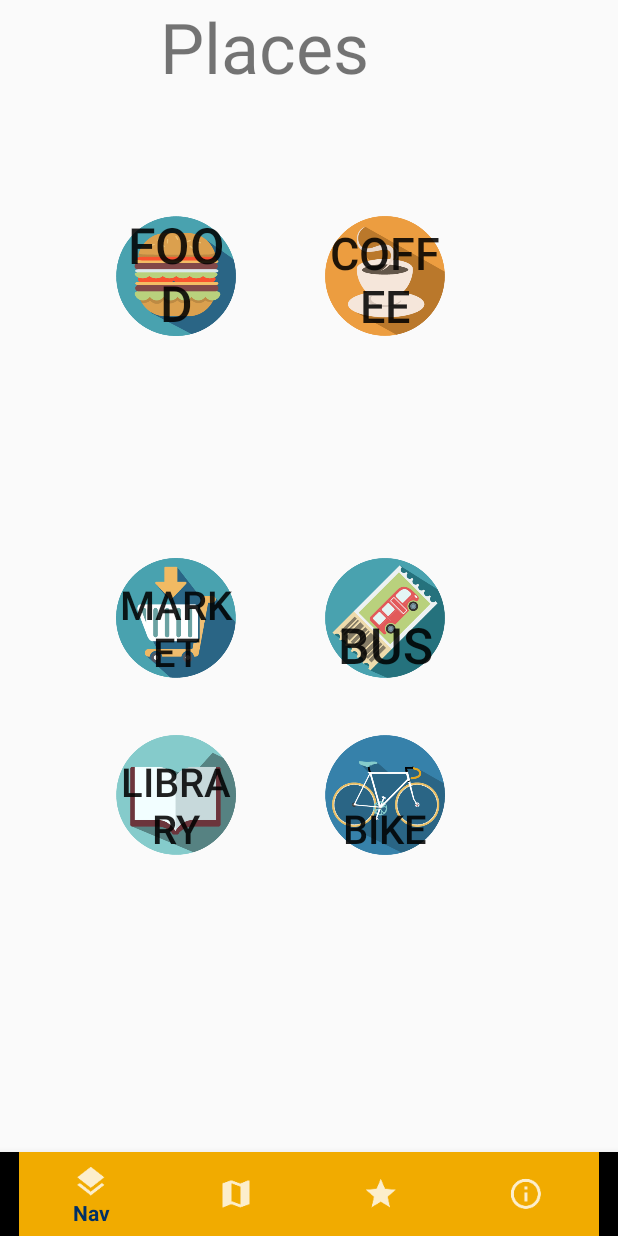
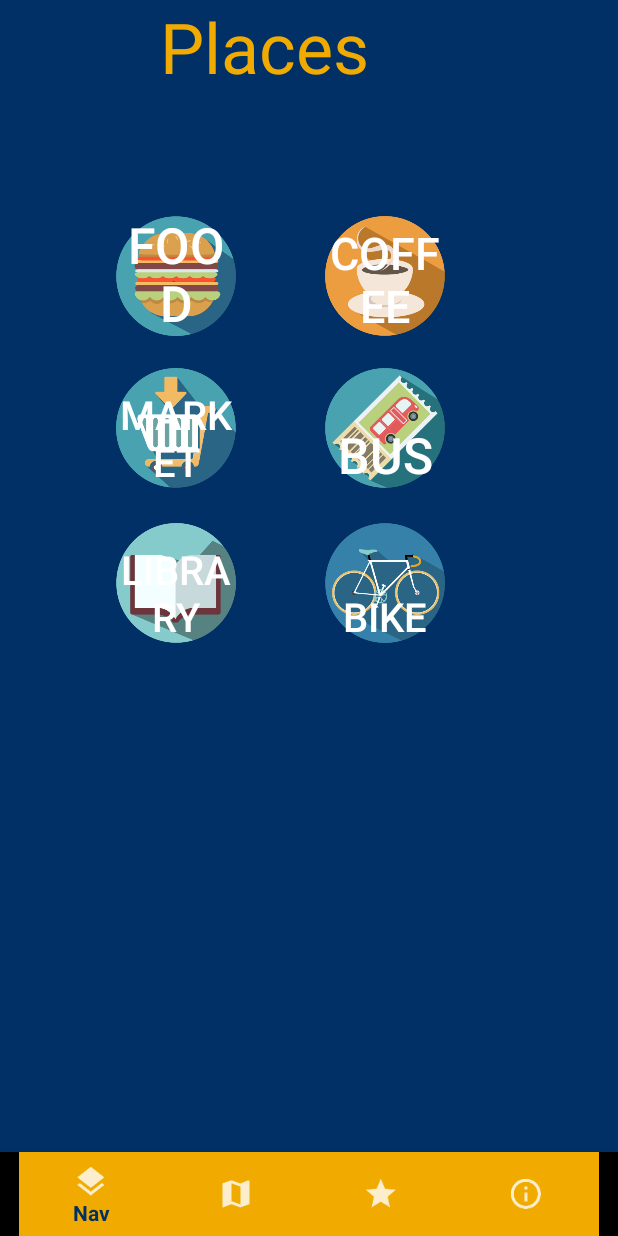
Before and after one commit to rheng001/UCRmap, an Android app: the PlacesActivity screen opened directly, with no data from a screen before it, on a phone screen of 412 x 824 dp. Run offline under Robolectric (Android 15) with nearby library versions, the phone set to English and light mode, and no system bars; 4 statements that could not run were skipped.

Commit message:
added
added

```diff
--- a/app/src/main/res/layout/activity_places.xml
+++ b/app/src/main/res/layout/activity_places.xml
@@ -4,6 +4,7 @@
     xmlns:tools="http://schemas.android.com/tools"
     android:layout_width="match_parent"
     android:layout_height="match_parent"
+    android:background='@color/colorPrimaryDark'
     tools:context="ucr.ucrmap.PlacesActivity">
 
 
@@ -28,6 +29,7 @@
         android:text="Places"
         android:gravity = "center"
         android:textSize="70px"
+        android:textColor="@color/colorPrimary"
         tools:layout_editor_absoluteX="8dp"
         tools:layout_editor_absoluteY="61dp" />
 
@@ -37,6 +39,7 @@
         android:layout_height="80dip"
         android:background="@drawable/food"
         android:text="Food"
+        android:textColor="@color/colorAccent"
         android:textSize="50px"
         android:gravity="bottom"
         android:textAlignment="center"
@@ -58,6 +61,7 @@
         android:textAlignment="center"
         android:layout_marginLeft="59dp"
         android:layout_marginStart="59dp"
+        android:textColor="@color/colorAccent"
         android:layout_alignTop="@+id/food"
         android:layout_toRightOf="@+id/food"
         android:layout_toEndOf="@+id/food" />
@@ -71,9 +75,11 @@
         android:textSize="40px"
         android:gravity="bottom"
         android:textAlignment="center"
-        android:layout_centerVertical="true"
-        android:layout_toLeftOf="@+id/coffee"
-        android:layout_toStartOf="@+id/coffee" />
+        android:textColor="@color/colorAccent"
+        android:layout_below="@+id/food"
+        android:layout_alignLeft="@+id/food"
+        android:layout_alignStart="@+id/food"
+        android:layout_marginTop="21dp" />
 
     <Button
         android:id="@+id/library"
@@ -84,10 +90,11 @@
         android:textSize="40px"
         android:gravity="bottom"
         android:textAlignment="center"
+        android:textColor="@color/colorAccent"
+        android:layout_marginTop="23dp"
         android:layout_below="@+id/market"
-        android:layout_toLeftOf="@+id/coffee"
-        android:layout_toStartOf="@+id/coffee"
-        android:layout_marginTop="38dp" />
+        android:layout_alignLeft="@+id/market"
+        android:layout_alignStart="@+id/market" />
 
     <Button
         android:id="@+id/bike"
@@ -95,6 +102,7 @@
         android:layout_height="80dip"
         android:background="@drawable/bike"
         android:text="bike"
+        android:textColor="@color/colorAccent"
         android:textSize="40px"
         android:gravity="bottom"
         android:textAlignment="center"
@@ -109,6 +117,7 @@
         android:background="@drawable/bus"
         android:text="bus"
         android:textSize="50px"
+        android:textColor="@color/colorAccent"
         android:gravity="bottom"
         android:textAlignment="center"
         android:layout_alignTop="@+id/market"
```
Also changed, not shown: app/src/main/res/layout/activity_about.xml (+13 -0 lines), app/src/main/res/drawable/cutie.png (added).
